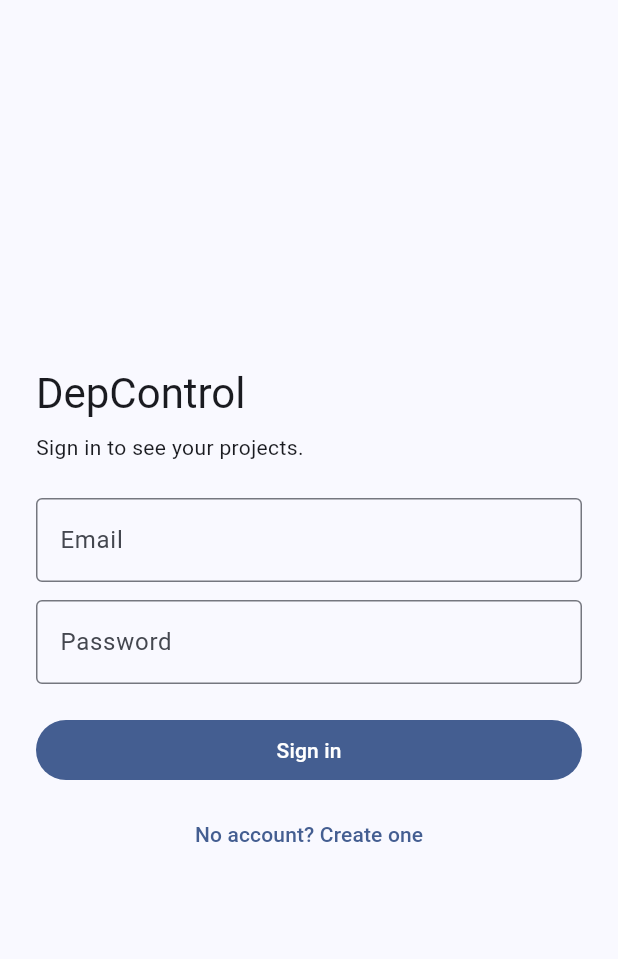
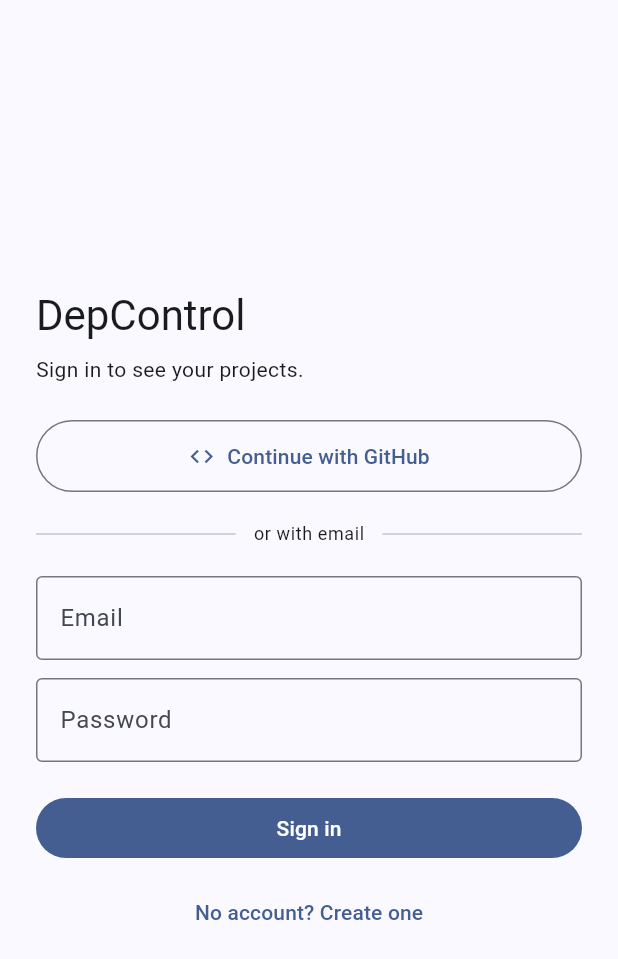
Before and after one commit to CansCe/DepControl, a Flutter app: the screen it shows after launch, on a phone screen of 412 x 824 dp. Shown: the top 959 px of the screen. Run offline on Flutter 3.47's test engine with Material 3 defaults, Android fonts, the phone set to English and light mode, and no system bars; our stand-ins replace supabase_flutter; missing offline and left inert: graphview; accounts and stored records are empty.

Commit message:
Add GitHub sign-in to the auth screen
Email/password signup depends on Supabase's built-in mailer, which is rate
limited to a handful of messages an hour and not intended for production,
so confirmation links often never arrive. GitHub OAuth avoids email
entirely, and the users of a dependency tool for GitHub repositories
already have GitHub accounts.

Adds a "Continue with GitHub" button above the existing email form. On web
the redirect returns to the current origin, which has to be in Supabase's
redirect allow list; native builds use a deep link. AuthGate already
listens to onAuthStateChange, so the session that arrives on return swaps
the app in without this screen navigating.

Requires the GitHub provider to be configured in Supabase with a client id
and secret from a GitHub OAuth app.

Co-Authored-By: Claude Opus 4.8 <noreply@anthropic.com>

```diff
--- a/frontend/lib/auth/sign_in_screen.dart
+++ b/frontend/lib/auth/sign_in_screen.dart
@@ -1,3 +1,4 @@
+import 'package:flutter/foundation.dart' show kIsWeb;
 import 'package:flutter/material.dart';
 import 'package:supabase_flutter/supabase_flutter.dart';
 
@@ -67,6 +68,31 @@ class _SignInScreenState extends State<SignInScreen> {
     }
   }
 
+  Future<void> _signInWithGitHub() async {
+    setState(() {
+      _busy = true;
+      _error = null;
+      _notice = null;
+    });
+
+    try {
+      await Supabase.instance.client.auth.signInWithOAuth(
+        OAuthProvider.github,
+        // On web the browser returns to the current origin, which must be in
+        // Supabase's redirect allow list. Native builds need the deep link.
+        redirectTo: kIsWeb ? null : 'io.supabase.depcontrol://login-callback/',
+      );
+      // The browser navigates away; onAuthStateChange resumes the app on
+      // return, so nothing more to do here.
+    } on AuthException catch (e) {
+      if (mounted) setState(() => _error = e.message);
+    } catch (e) {
+      if (mounted) setState(() => _error = 'Could not start GitHub sign-in. $e');
+    } finally {
+      if (mounted) setState(() => _busy = false);
+    }
+  }
+
   @override
   Widget build(BuildContext context) {
     final theme = Theme.of(context);
@@ -92,6 +118,29 @@ class _SignInScreenState extends State<SignInScreen> {
                     style: theme.textTheme.bodyMedium,
                   ),
                   const SizedBox(height: 24),
+                  OutlinedButton.icon(
+                    onPressed: _busy ? null : _signInWithGitHub,
+                    icon: const Icon(Icons.code),
+                    label: const Text('Continue with GitHub'),
+                    style: OutlinedButton.styleFrom(
+                      padding: const EdgeInsets.symmetric(vertical: 14),
+                    ),
+                  ),
+                  const SizedBox(height: 20),
+                  Row(
+                    children: [
+                      const Expanded(child: Divider()),
+                      Padding(
+                        padding: const EdgeInsets.symmetric(horizontal: 12),
+                        child: Text(
+                          'or with email',
+                          style: theme.textTheme.bodySmall,
+                        ),
+                      ),
+                      const Expanded(child: Divider()),
+                    ],
+                  ),
+                  const SizedBox(height: 20),
                   TextFormField(
                     controller: _email,
                     autofillHints: const [AutofillHints.email],
```
